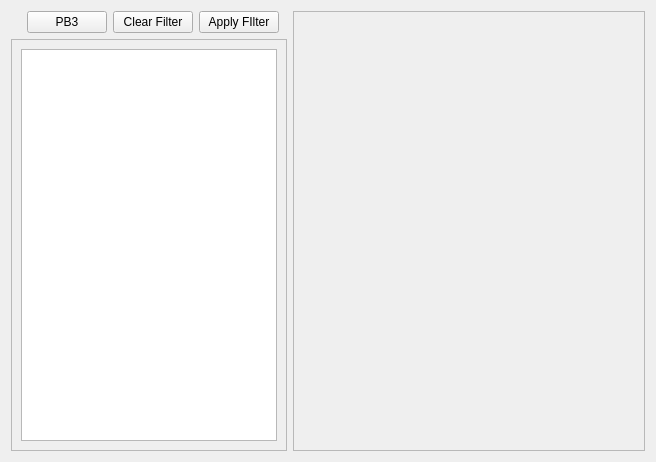
Qt form test.ui (johnowhitaker/eid) before a commit.
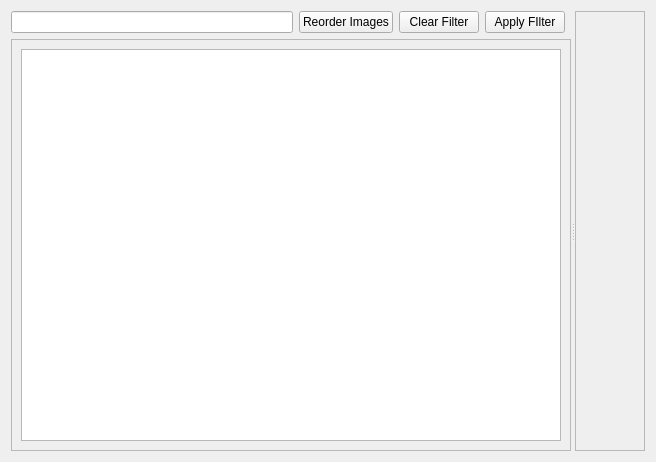
The same form after that commit.

Commit message: Added option to re-order images in panel (eg showing left first). Minor changes to the UI. Also, think a rename script snuck in to this commit.

```diff
--- a/test.ui
+++ b/test.ui
@@ -14,52 +14,14 @@
    <string>Form</string>
   </property>
   <layout class="QGridLayout" name="gridLayout_3">
-   <item row="0" column="2">
-    <widget class="QScrollArea" name="scrollArea">
-     <property name="enabled">
-      <bool>true</bool>
-     </property>
-     <property name="sizePolicy">
-      <sizepolicy hsizetype="Expanding" vsizetype="Expanding">
-       <horstretch>0</horstretch>
-       <verstretch>0</verstretch>
-      </sizepolicy>
-     </property>
-     <property name="autoFillBackground">
-      <bool>true</bool>
-     </property>
-     <property name="widgetResizable">
-      <bool>true</bool>
-     </property>
-     <widget class="QWidget" name="scrlw">
-      <property name="geometry">
-       <rect>
-        <x>0</x>
-        <y>0</y>
-        <width>321</width>
-        <height>442</height>
-       </rect>
-      </property>
-      <property name="sizePolicy">
-       <sizepolicy hsizetype="Expanding" vsizetype="Expanding">
-        <horstretch>0</horstretch>
-        <verstretch>0</verstretch>
-       </sizepolicy>
-      </property>
-      <layout class="QGridLayout" name="gridLayout"/>
-     </widget>
-    </widget>
-   </item>
    <item row="0" column="0">
+    <widget class="QSplitter" name="splitter">
+     <property name="orientation">
+      <enum>Qt::Horizontal</enum>
+     </property>
+     <widget class="QWidget" name="">
     <layout class="QGridLayout" name="gridLayout_2">
-     <item row="0" column="2">
-      <widget class="QPushButton" name="btn_load_herd">
-       <property name="text">
-        <string>PB3</string>
-       </property>
-      </widget>
-     </item>
-     <item row="1" column="0" colspan="6">
+       <item row="1" column="0" colspan="5">
       <widget class="QScrollArea" name="scrl_features">
        <property name="widgetResizable">
         <bool>true</bool>
@@ -69,7 +31,7 @@
          <rect>
           <x>0</x>
           <y>0</y>
-          <width>305</width>
+            <width>550</width>
           <height>407</height>
          </rect>
         </property>
@@ -81,21 +43,86 @@
        </widget>
       </widget>
      </item>
-     <item row="0" column="4">
-      <widget class="QPushButton" name="btn_apply_filter">
+       <item row="0" column="0">
+        <widget class="QLineEdit" name="txt_img_filter">
+         <property name="sizePolicy">
+          <sizepolicy hsizetype="MinimumExpanding" vsizetype="Fixed">
+           <horstretch>0</horstretch>
+           <verstretch>0</verstretch>
+          </sizepolicy>
+         </property>
+        </widget>
+       </item>
+       <item row="0" column="1">
+        <widget class="QPushButton" name="btn_reorder_pics">
+         <property name="minimumSize">
+          <size>
+           <width>10</width>
+           <height>0</height>
+          </size>
+         </property>
        <property name="text">
-        <string>Apply FIlter</string>
+          <string>Reorder Images</string>
        </property>
       </widget>
      </item>
-     <item row="0" column="3">
+       <item row="0" column="2">
       <widget class="QPushButton" name="btn_clear_filter">
+         <property name="sizePolicy">
+          <sizepolicy hsizetype="Preferred" vsizetype="Fixed">
+           <horstretch>0</horstretch>
+           <verstretch>0</verstretch>
+          </sizepolicy>
+         </property>
        <property name="text">
         <string>Clear Filter</string>
        </property>
       </widget>
      </item>
-    </layout>
+       <item row="0" column="3">
+        <widget class="QPushButton" name="btn_apply_filter">
+         <property name="text">
+          <string>Apply FIlter</string>
+         </property>
+        </widget>
+       </item>
+      </layout>
+     </widget>
+     <widget class="QScrollArea" name="scrollArea">
+      <property name="enabled">
+       <bool>true</bool>
+      </property>
+      <property name="sizePolicy">
+       <sizepolicy hsizetype="Expanding" vsizetype="Expanding">
+        <horstretch>0</horstretch>
+        <verstretch>0</verstretch>
+       </sizepolicy>
+      </property>
+      <property name="autoFillBackground">
+       <bool>true</bool>
+      </property>
+      <property name="widgetResizable">
+       <bool>true</bool>
+      </property>
+      <widget class="QWidget" name="scrlw">
+       <property name="geometry">
+        <rect>
+         <x>0</x>
+         <y>0</y>
+         <width>76</width>
+         <height>442</height>
+        </rect>
+       </property>
+       <property name="sizePolicy">
+        <sizepolicy hsizetype="Expanding" vsizetype="Expanding">
+         <horstretch>0</horstretch>
+         <verstretch>0</verstretch>
+        </sizepolicy>
+       </property>
+       <layout class="QGridLayout" name="gridLayout"/>
+      </widget>
+     </widget>
+    </widget>
    </item>
   </layout>
  </widget>
```
Lines whose indentation alone changed are shown as unchanged. The commit also changes 5 other files.
